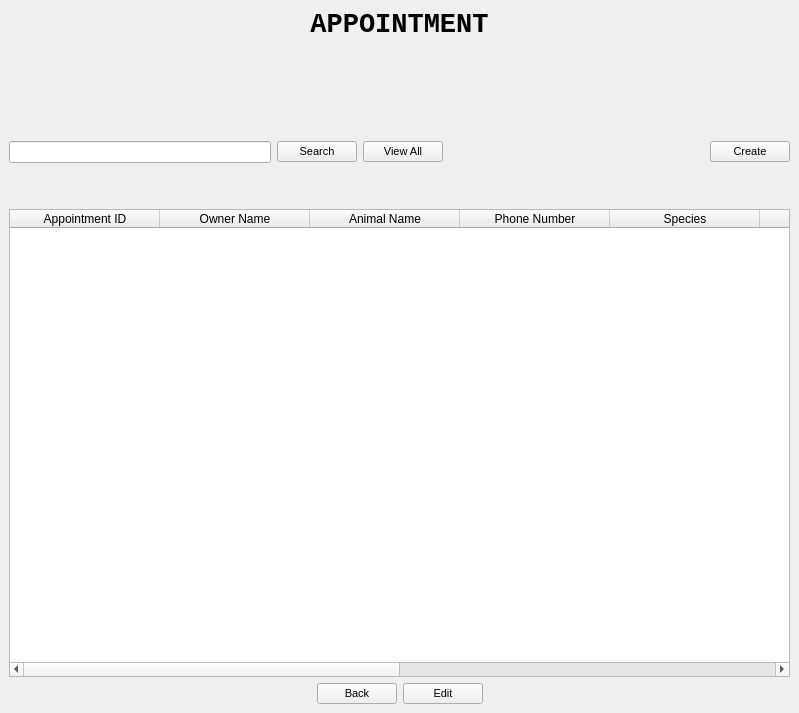
Before: the Qt Designer form AppointmentUI.ui in ASNaeem/Simple-VCMS, drawn with Qt 5.
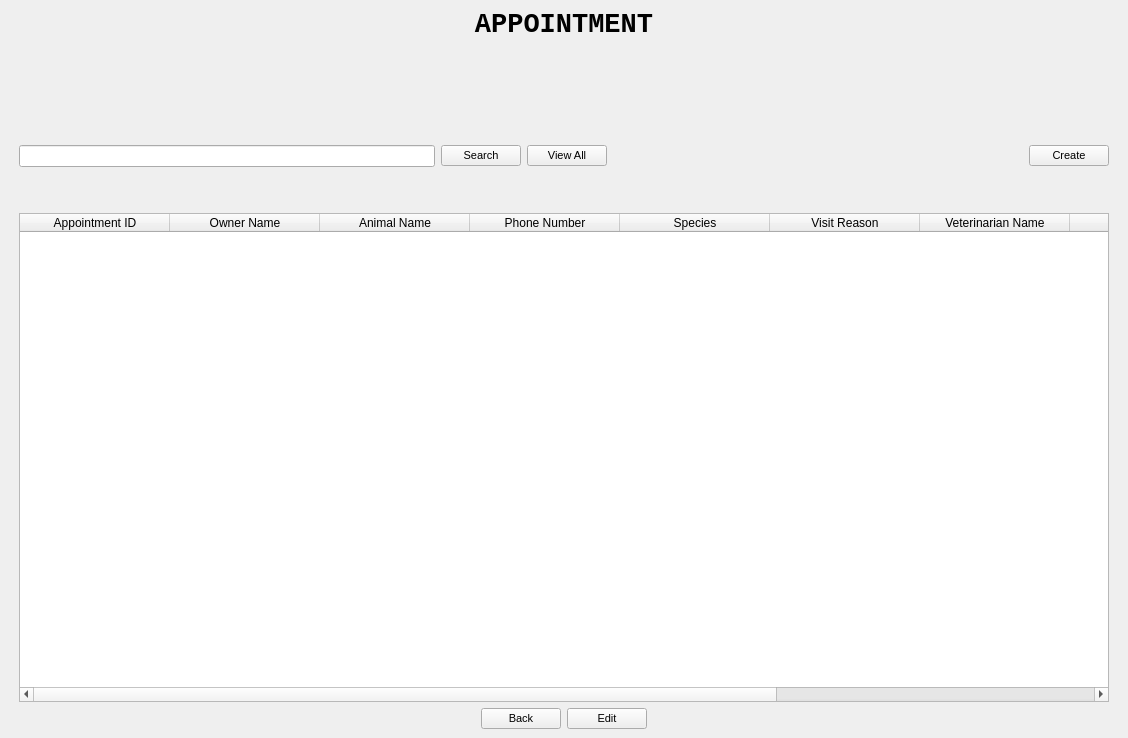
After: the same form once the commit is applied.

Patch:
```diff
--- a/AppointmentUI.ui
+++ b/AppointmentUI.ui
@@ -6,8 +6,8 @@
    <rect>
     <x>0</x>
     <y>0</y>
-    <width>799</width>
-    <height>713</height>
+    <width>1128</width>
+    <height>738</height>
    </rect>
   </property>
   <property name="font">
@@ -25,6 +25,12 @@
      <layout class="QVBoxLayout" name="verticalLayout" stretch="1,5,1,0,25,1">
       <item>
        <layout class="QHBoxLayout" name="horizontal_layout_Label">
+        <property name="leftMargin">
+         <number>10</number>
+        </property>
+        <property name="rightMargin">
+         <number>10</number>
+        </property>
         <item>
          <widget class="QLabel" name="label_2">
           <property name="font">
@@ -61,10 +67,10 @@
       <item>
        <layout class="QHBoxLayout" name="horizontal_layout_search" stretch="0,0,0,0,0">
         <property name="leftMargin">
-         <number>0</number>
+         <number>10</number>
         </property>
         <property name="rightMargin">
-         <number>0</number>
+         <number>10</number>
         </property>
         <item>
          <widget class="QLineEdit" name="search_line_2">
@@ -182,11 +188,14 @@
       <item>
        <layout class="QVBoxLayout" name="vertical_layout_table" stretch="0">
         <property name="leftMargin">
-         <number>0</number>
+         <number>10</number>
         </property>
         <property name="topMargin">
          <number>0</number>
         </property>
+        <property name="rightMargin">
+         <number>10</number>
+        </property>
         <item>
          <widget class="QTableWidget" name="appointment_table_widget_2">
           <property name="sizePolicy">
@@ -290,6 +299,12 @@
       </item>
       <item>
        <layout class="QHBoxLayout" name="horizontal_layout_button">
+        <property name="leftMargin">
+         <number>10</number>
+        </property>
+        <property name="rightMargin">
+         <number>10</number>
+        </property>
         <item>
          <spacer name="horizontalSpacer_5">
           <property name="orientation">
```
